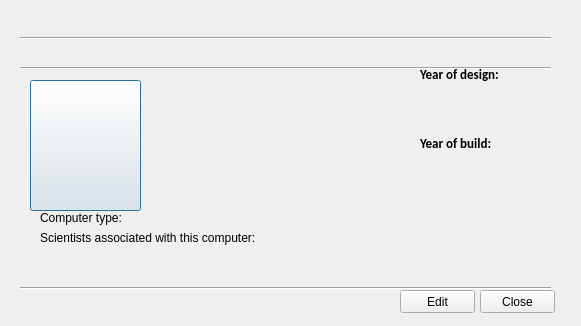
The window that Hopur21Verkefni/MyComputerScienceList/ui/compmoreinfo.ui (Hopur21/Hopur21) describes before a commit, drawn with Qt 5.
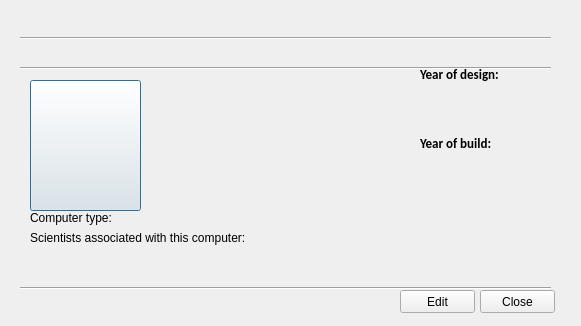
The same window after the commit. Icons and pictures are not drawn.

What changed in the file:
```diff
--- a/Hopur21Verkefni/MyComputerScienceList/ui/compmoreinfo.ui
+++ b/Hopur21Verkefni/MyComputerScienceList/ui/compmoreinfo.ui
@@ -171,7 +171,7 @@
   <widget class="QLabel" name="computer_type_label">
    <property name="geometry">
     <rect>
-     <x>40</x>
+     <x>30</x>
      <y>210</y>
      <width>101</width>
      <height>16</height>
@@ -197,7 +197,7 @@
   <widget class="QLabel" name="associated_label">
    <property name="geometry">
     <rect>
-     <x>40</x>
+     <x>30</x>
      <y>230</y>
      <width>261</width>
      <height>16</height>
@@ -223,12 +223,17 @@
   <widget class="QLabel" name="associated_input">
    <property name="geometry">
     <rect>
-     <x>40</x>
+     <x>30</x>
      <y>250</y>
      <width>511</width>
      <height>31</height>
     </rect>
    </property>
+   <property name="font">
+    <font>
+     <family>Calibri</family>
+    </font>
+   </property>
    <property name="text">
     <string/>
    </property>
```
Left out of the diff: 22 changed lines with no effect on the pictures.
